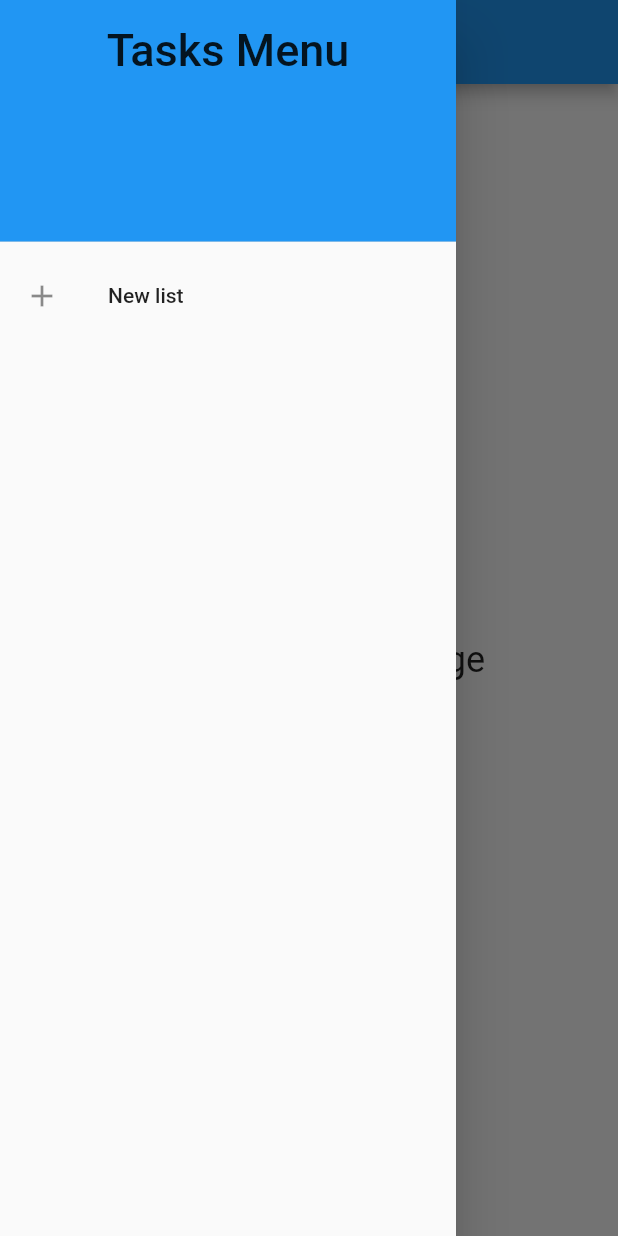
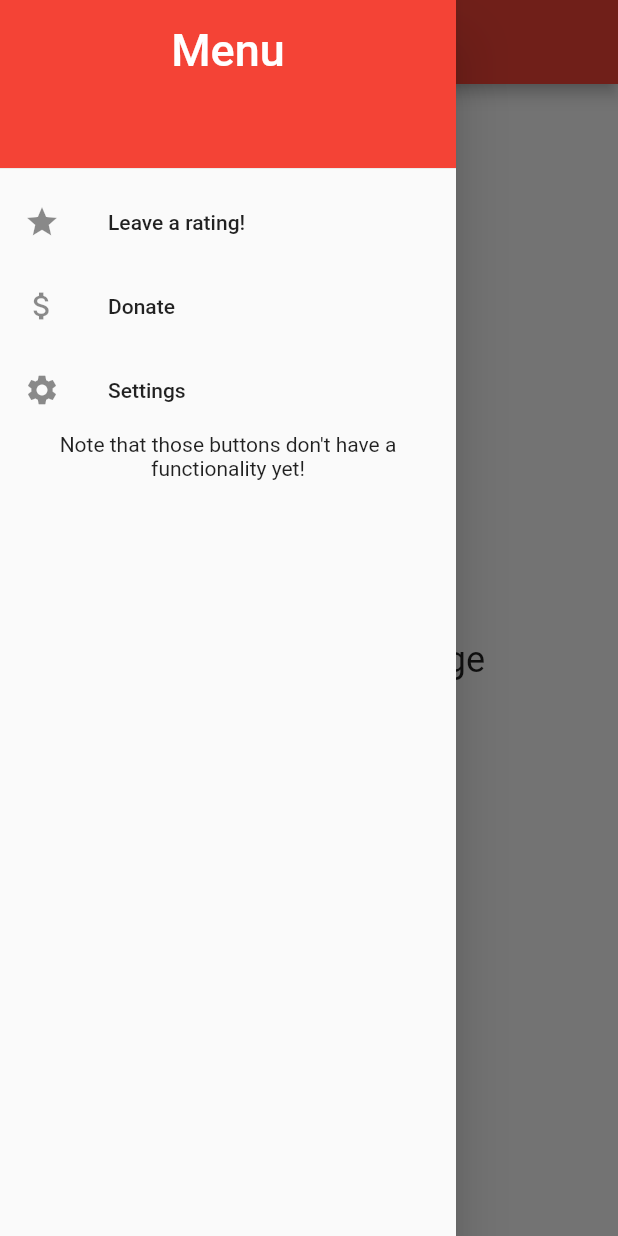
Before and after one commit to grzelkaadrian/to-do-flutter-app, a Flutter app: the screen it shows after launch, with the side drawer open, on a phone screen of 412 x 824 dp. Run offline on Flutter 3.47's test engine with Material 2 defaults, Android fonts, the phone set to English and light mode, and no system bars.

Commit message:
change appbar and drawer color to red, add new buttons to the drawer, reduce height of the drawer header

```diff
--- a/lib/main.dart
+++ b/lib/main.dart
@@ -21,6 +21,7 @@ class AppBarExample extends StatelessWidget {
     return Scaffold(
       appBar: AppBar(
         title: const Text('Tasks'),
+        backgroundColor: Colors.red,
       ),
       body: const Center(
         child: Text(
@@ -29,32 +30,49 @@ class AppBarExample extends StatelessWidget {
         ),
       ),
       drawer: Drawer(
-        // Add a ListView to the drawer. This ensures the user can scroll
-        // through the options in the drawer if there isn't enough vertical
-        // space to fit everything.
         child: ListView(
-          // Important: Remove any padding from the ListView.
           padding: EdgeInsets.zero,
           children: [
-            const DrawerHeader(
-              decoration: BoxDecoration(
-                color: Colors.blue,
-              ),
-              child: Text(
-                'Tasks Menu',
-                style: TextStyle(fontSize: 30),
-                textAlign: TextAlign.center,
+            const SizedBox(
+              height: 120,
+              child: DrawerHeader(
+                decoration: BoxDecoration(
+                  color: Colors.red,
+                ),
+                child: Text(
+                  'Menu',
+                  style: TextStyle(
+                    fontSize: 30,
+                    color: Colors.white,
+                    ),
+                  textAlign: TextAlign.center,
+                ),
               ),
             ),
             ListTile(
-              leading: const Icon(Icons.add),
-              title: const Text("New list"),
+              leading: const Icon(Icons.star),
+              title: const Text("Leave a rating!"),
               onTap: () {
-                // Update the state of the app
-                // ...
-                // Then close the drawer
                 Navigator.pop(context);
               },
+            ),
+            ListTile(
+              leading: const Icon(Icons.attach_money),
+              title: const Text("Donate"),
+              onTap: () {
+                Navigator.pop(context);
+              },
+            ),
+            ListTile(
+              leading: const Icon(Icons.settings),
+              title: const Text("Settings"),
+              onTap: () {
+                Navigator.pop(context);
+              },
+            ),
+            const Text(
+              "Note that those buttons don't have a functionality yet!",
+              textAlign: TextAlign.center,
             ),
           ],
         ),
```
